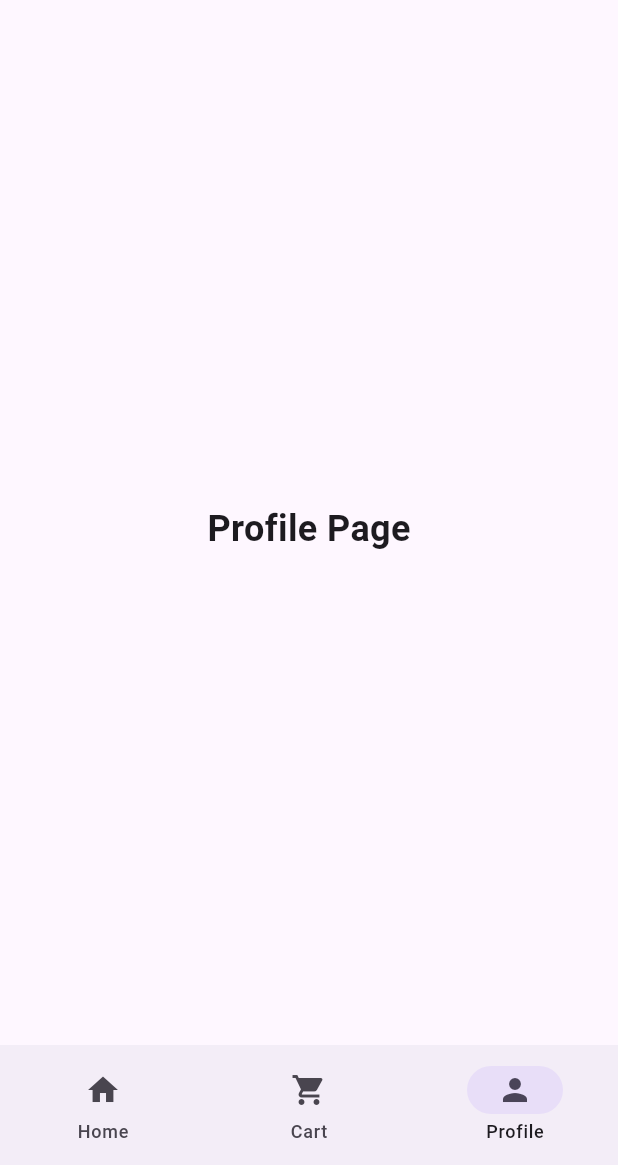
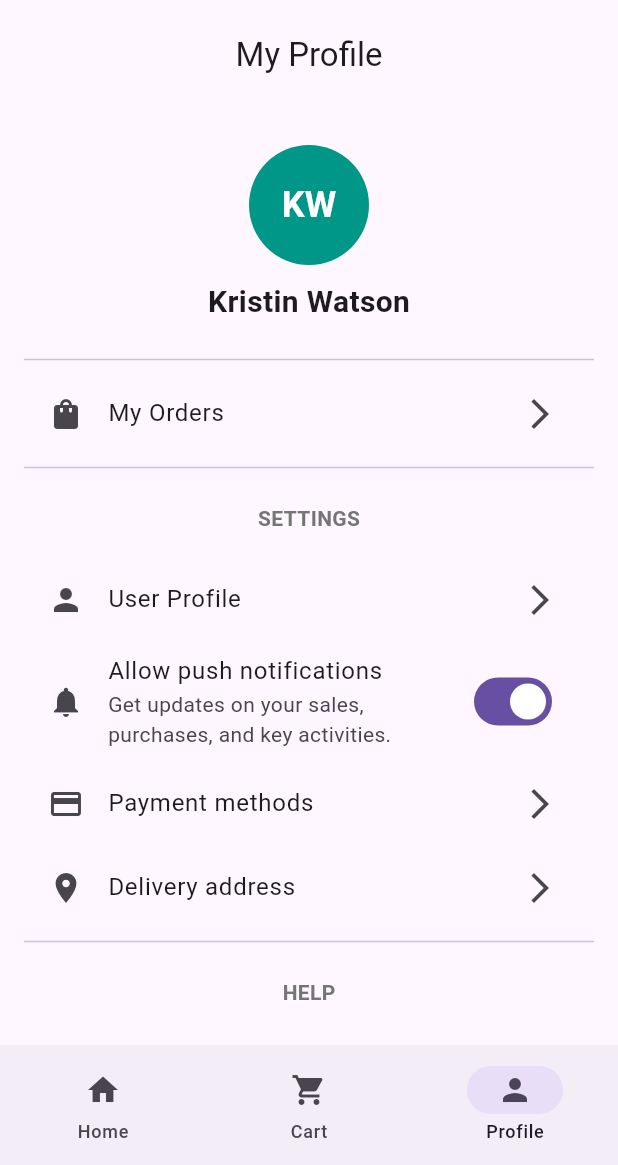
Before and after one commit to AaronPeterOcen/shopping_flutter, a Flutter app: the screen it shows after launch, item 3 of the bottom bar chosen, on a phone screen of 412 x 824 dp, the part 71-1236 px from its top. Run offline on Flutter 3.47's test engine with Material 3 defaults, Android fonts, the phone set to English and light mode, and no system bars; our stand-ins replace animated_notch_bottom_bar, google_fonts; network calls fail; Roboto replaces fonts that are missing (Ubuntu).

Commit message:
updating the profile page ui

```diff
--- a/lib/pages/profile_page.dart
+++ b/lib/pages/profile_page.dart
@@ -1,21 +1,177 @@
 import 'package:flutter/material.dart';
 
-class ProfilePage extends StatefulWidget {
+class ProfilePage extends StatelessWidget {
   const ProfilePage({super.key});
 
   @override
-  State<ProfilePage> createState() => _ProfilePageState();
-}
+  Widget build(BuildContext context) {
+    return Scaffold(
+      appBar: AppBar(
+        title: const Text("My Profile"),
+        centerTitle: true,
+      ),
+      body: SingleChildScrollView(
+        padding: const EdgeInsets.all(16.0),
+        child: Column(
+          crossAxisAlignment: CrossAxisAlignment.center,
+          children: [
+            // Profile Header
+            Container(
+              padding: const EdgeInsets.all(16.0),
+              child: Column(
+                children: [
+                  CircleAvatar(
+                    radius: 40,
+                    backgroundColor: Colors.teal,
+                    child: const Text(
+                      "KW", // Initials
+                      style: TextStyle(
+                        fontSize: 24,
+                        fontWeight: FontWeight.bold,
+                        color: Colors.white,
+                      ),
+                    ),
+                  ),
+                  const SizedBox(height: 10),
+                  const Text(
+                    "Kristin Watson",
+                    style: TextStyle(fontSize: 20, fontWeight: FontWeight.bold),
+                  ),
+                ],
+              ),
+            ),
 
-class _ProfilePageState extends State<ProfilePage> {
-  @override
-  Widget build(BuildContext context) {
-    return Center(
-      child: Text(
-        'Profile Page',
-        style: TextStyle(
-          fontSize: 24,
-          fontWeight: FontWeight.bold,
+            const Divider(),
+
+            // My Orders
+            ListTile(
+              leading: const Icon(Icons.shopping_bag),
+              title: const Text("My Orders"),
+              trailing: const Icon(Icons.arrow_forward_ios),
+              onTap: () {},
+            ),
+
+            const Divider(),
+
+            // SETTINGS HEADER
+            Padding(
+              padding: const EdgeInsets.all(16.0),
+              child: Text(
+                "SETTINGS",
+                style: TextStyle(
+                  fontSize: 14,
+                  fontWeight: FontWeight.bold,
+                  color: Colors.grey.shade600,
+                ),
+              ),
+            ),
+
+            // User Profile
+            ListTile(
+              leading: const Icon(Icons.person),
+              title: const Text("User Profile"),
+              trailing: const Icon(Icons.arrow_forward_ios),
+              onTap: () {},
+            ),
+
+            // Push Notifications
+            ListTile(
+              leading: const Icon(Icons.notifications),
+              title: const Text("Allow push notifications"),
+              subtitle: const Text(
+                  "Get updates on your sales, purchases, and key activities."),
+              trailing: Switch(
+                value: true,
+                onChanged: (value) {},
+              ),
+            ),
+
+            // Payment Methods
+            ListTile(
+              leading: const Icon(Icons.payment),
+              title: const Text("Payment methods"),
+              trailing: const Icon(Icons.arrow_forward_ios),
+              onTap: () {},
+            ),
+
+            // Delivery Address
+            ListTile(
+              leading: const Icon(Icons.location_on),
+              title: const Text("Delivery address"),
+              trailing: const Icon(Icons.arrow_forward_ios),
+              onTap: () {},
+            ),
+
+            const Divider(),
+
+            // HELP HEADER
+            Padding(
+              padding: const EdgeInsets.all(16.0),
+              child: Text(
+                "HELP",
+                style: TextStyle(
+                  fontSize: 14,
+                  fontWeight: FontWeight.bold,
+                  color: Colors.grey.shade600,
+                ),
+              ),
+            ),
+
+            // FAQ
+            ListTile(
+              leading: const Icon(Icons.help_outline),
+              title: const Text("FAQ"),
+              trailing: const Icon(Icons.arrow_forward_ios),
+              onTap: () {},
+            ),
+
+            // Support
+            ListTile(
+              leading: const Icon(Icons.mail_outline),
+              title: const Text("Support"),
+              trailing: const Icon(Icons.arrow_forward_ios),
+              onTap: () {},
+            ),
+
+            const Divider(),
+
+            // Logout Button
+            TextButton(
+              onPressed: () {},
+              child: const Text(
+                "Log out",
+                style: TextStyle(
+                    fontSize: 16,
+                    color: Colors.red,
+                    fontWeight: FontWeight.bold),
+              ),
+            ),
+
+            const SizedBox(height: 10),
+
+            // Footer Links
+            Row(
+              mainAxisAlignment: MainAxisAlignment.center,
+              children: [
+                TextButton(
+                  onPressed: () {},
+                  child: const Text(
+                    "Privacy Policy",
+                    style: TextStyle(fontSize: 14, color: Colors.teal),
+                  ),
+                ),
+                const Text("|",
+                    style: TextStyle(fontSize: 14, color: Colors.grey)),
+                TextButton(
+                  onPressed: () {},
+                  child: const Text(
+                    "Terms & Conditions",
+                    style: TextStyle(fontSize: 14, color: Colors.teal),
+                  ),
+                ),
+              ],
+            ),
+          ],
         ),
       ),
     );
```
